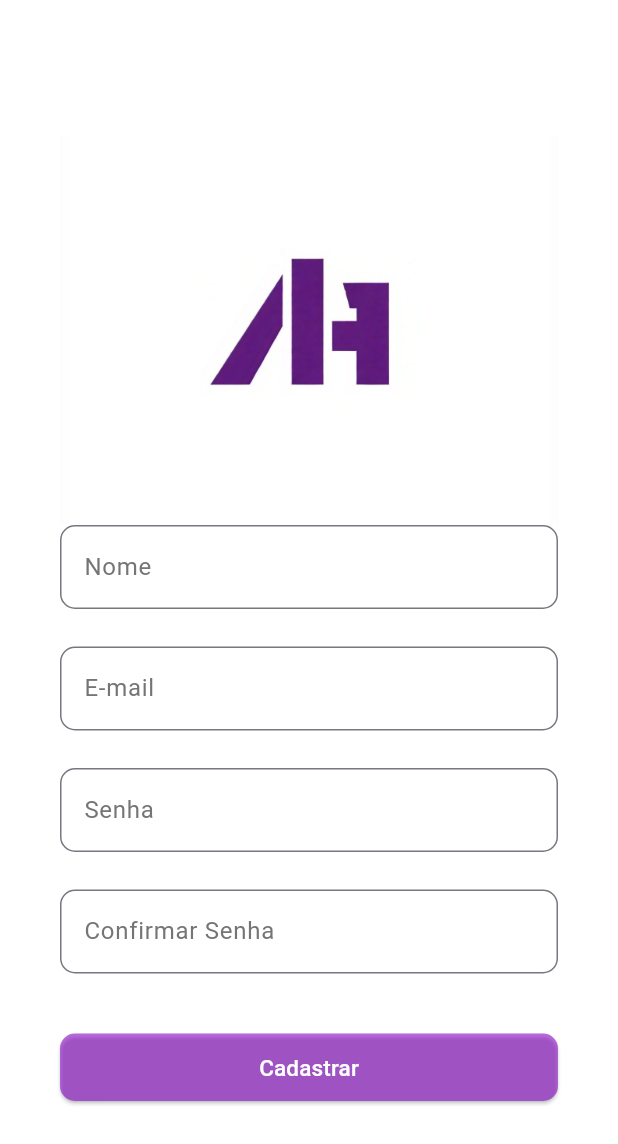
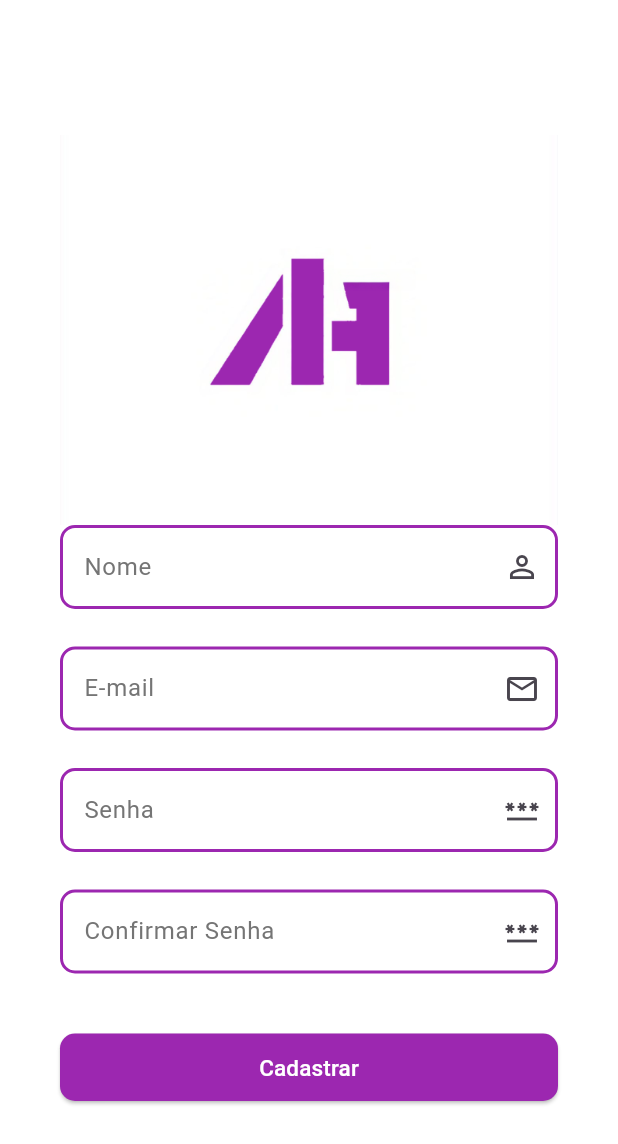
Before and after one commit to LuanMirandaa/AutoHub, a Flutter app: the screen it shows after launch, after a tap on "Cadastrar-se", on a phone screen of 412 x 824 dp. Shown: the top 1144 px of the screen. Run offline on Flutter 3.47's test engine with Material 3 defaults, Android fonts, the phone set to English and light mode, and no system bars; our stand-ins replace cloud_firestore, firebase_auth, firebase_core, firebase_storage, flutter_map, image_picker and 1 more; accounts and stored records are empty; generated files the repository leaves out were written again.

Commit message:
Adequamento do designer do app

```diff
--- a/lib/screens/login_screen.dart
+++ b/lib/screens/login_screen.dart
@@ -31,20 +31,20 @@ class LoginScreen extends StatelessWidget {
                   ),
                   Text(
                     'Bem-vindo ao AutoHub',
-                    style: TextStyle(fontSize: 35, fontWeight: FontWeight.bold),
+                    style: TextStyle(fontSize: 35, fontWeight: FontWeight.bold, color: Colors.black87),
                   ),
                   SizedBox(
                     height: 10,
                   ),
                   Text('Faça login',
                       style:
-                          TextStyle(fontSize: 30, fontWeight: FontWeight.bold)),
+                          TextStyle(fontSize: 30, fontWeight: FontWeight.bold, color: Colors.black87)),
                   SizedBox(
                     height: 5,
                   ),
                   Text('e aproveite a experiência',
                       style: TextStyle(
-                        color: Colors.black,
+                        color: Colors.black87,
                         fontSize: 20,
                       )),
                   SizedBox(
@@ -56,12 +56,18 @@ class LoginScreen extends StatelessWidget {
                         labelText: 'E-mail',
                         suffixIcon: Icon(Icons.email_outlined),
                         labelStyle: TextStyle(color: Colors.grey[600]),
-                        border: OutlineInputBorder(
+                        focusedBorder: OutlineInputBorder(
                             borderSide: BorderSide(
                                 color: Color.fromARGB(255, 206, 147, 216),
                                 width: 2.0),
                             borderRadius:
-                                BorderRadius.all(Radius.circular(10)))),
+                                BorderRadius.all(Radius.circular(10))),
+                        enabledBorder: OutlineInputBorder(
+                            borderSide:
+                                BorderSide(color: Colors.purple, width: 2.0),
+                            borderRadius: BorderRadius.all(
+                              Radius.circular(10),
+                            ))),
                   ),
                   SizedBox(
                     height: 20,
@@ -73,10 +79,15 @@ class LoginScreen extends StatelessWidget {
                           labelText: 'Senha',
                           suffixIcon: Icon(Icons.password_outlined),
                           labelStyle: TextStyle(color: Colors.grey[600]),
-                          border: OutlineInputBorder(
+                          focusedBorder: OutlineInputBorder(
                               borderSide: BorderSide(
                                   color: Color.fromARGB(255, 206, 147, 216),
                                   width: 2.0),
+                              borderRadius:
+                                  BorderRadius.all(Radius.circular(10))),
+                          enabledBorder: OutlineInputBorder(
+                              borderSide:
+                                  BorderSide(color: Colors.purple, width: 2.0),
                               borderRadius:
                                   BorderRadius.all(Radius.circular(10))))),
                   SizedBox(
@@ -102,8 +113,7 @@ class LoginScreen extends StatelessWidget {
                     height: 45,
                     child: ElevatedButton(
                         style: ElevatedButton.styleFrom(
-                          backgroundColor:
-                              const Color.fromARGB(151, 141, 11, 201),
+                          backgroundColor: Colors.purple,
                           shape: const RoundedRectangleBorder(
                             borderRadius: BorderRadius.all(Radius.circular(10)),
                           ),
@@ -169,7 +179,6 @@ class LoginScreen extends StatelessWidget {
                   SizedBox(
                     height: 25,
                   ),
-
                   OutlinedButton(
                       style: OutlinedButton.styleFrom(
                         side: BorderSide(
--- a/lib/screens/register_screen.dart
+++ b/lib/screens/register_screen.dart
@@ -43,12 +43,22 @@ class RegisterScreen extends StatelessWidget {
                       TextFormField(
                         controller: _nomeController,
                         decoration: const InputDecoration(
-                          hintText: 'Nome',
-                          hintStyle: TextStyle(
+                          labelText: 'Nome',
+                          labelStyle: TextStyle(
                               color: Color.fromARGB(255, 117, 117, 117)),
+                          suffixIcon: Icon(Icons.person_outline),
                           border: OutlineInputBorder(
+                            borderRadius: BorderRadius.all(Radius.circular(10)),
+                          ),
+                          focusedBorder: OutlineInputBorder(
                             borderSide: BorderSide(
                                 color: Color.fromARGB(255, 206, 147, 216),
+                                width: 2.0),
+                            borderRadius: BorderRadius.all(Radius.circular(10)),
+                          ),
+                          enabledBorder: OutlineInputBorder(
+                            borderSide: BorderSide(
+                                color: Colors.purple,
                                 width: 2.0),
                             borderRadius: BorderRadius.all(Radius.circular(10)),
                           ),
@@ -67,9 +77,19 @@ class RegisterScreen extends StatelessWidget {
                           hintText: 'E-mail',
                           hintStyle: TextStyle(
                               color: Color.fromARGB(255, 117, 117, 117)),
+                          suffixIcon: Icon(Icons.email_outlined),
                           border: OutlineInputBorder(
+                            borderRadius: BorderRadius.all(Radius.circular(10)),
+                          ),
+                          focusedBorder: OutlineInputBorder(
                             borderSide: BorderSide(
                                 color: Color.fromARGB(255, 206, 147, 216),
+                                width: 2.0),
+                            borderRadius: BorderRadius.all(Radius.circular(10)),
+                          ),
+                          enabledBorder: OutlineInputBorder(
+                            borderSide: BorderSide(
+                                color: Colors.purple,
                                 width: 2.0),
                             borderRadius: BorderRadius.all(Radius.circular(10)),
                           ),
@@ -93,9 +113,19 @@ class RegisterScreen extends StatelessWidget {
                           hintText: 'Senha',
                           hintStyle: TextStyle(
                               color: Color.fromARGB(255, 117, 117, 117)),
+                          suffixIcon: Icon(Icons.password_outlined),
                           border: OutlineInputBorder(
+                            borderRadius: BorderRadius.all(Radius.circular(10)),
+                          ),
+                          focusedBorder: OutlineInputBorder(
                             borderSide: BorderSide(
                                 color: Color.fromARGB(255, 206, 147, 216),
+                                width: 2.0),
+                            borderRadius: BorderRadius.all(Radius.circular(10)),
+                          ),
+                          enabledBorder: OutlineInputBorder(
+                            borderSide: BorderSide(
+                                color: Colors.purple,
                                 width: 2.0),
                             borderRadius: BorderRadius.all(Radius.circular(10)),
                           ),
@@ -117,12 +147,23 @@ class RegisterScreen extends StatelessWidget {
                           hintText: 'Confirmar Senha',
                           hintStyle: TextStyle(
                               color: Color.fromARGB(255, 117, 117, 117)),
+                          suffixIcon: Icon(Icons.password_outlined),
                           border: OutlineInputBorder(
+                            borderRadius: BorderRadius.all(Radius.circular(10)),
+                          ),
+                          focusedBorder: OutlineInputBorder(
                             borderSide: BorderSide(
                                 color: Color.fromARGB(255, 206, 147, 216),
                                 width: 2.0),
                             borderRadius: BorderRadius.all(Radius.circular(10)),
                           ),
+                          enabledBorder: OutlineInputBorder(
+                            borderSide: BorderSide(
+                                color: Colors.purple,
+                                width: 2.0),
+                            borderRadius: BorderRadius.all(Radius.circular(10)),
+                          ),
+
                         ),
                         validator: (value) {
                           if (value == null || value.isEmpty) {
@@ -140,7 +181,7 @@ class RegisterScreen extends StatelessWidget {
                         child: ElevatedButton(
                           style: ElevatedButton.styleFrom(
                             backgroundColor:
-                                const Color.fromARGB(151, 141, 11, 201),
+                                Colors.purple,
                             shape: const RoundedRectangleBorder(
                               borderRadius:
                                   BorderRadius.all(Radius.circular(10)),
```
Also changed, not shown: lib/components/menu.dart (+5 -5 lines), lib/screens/car_detail_screen.dart (+7 -12 lines), lib/screens/my_announcements_screen.dart (+34 -18 lines), lib/screens/perfil_screen.dart (+4 -4 lines), assets/images/image 156.png (deleted), assets/images/logo.png, lib/assets/images/logo.png (deleted), lib/assets/images/photo_add_icon.png (deleted), pubspec.lock, 3 other files.
